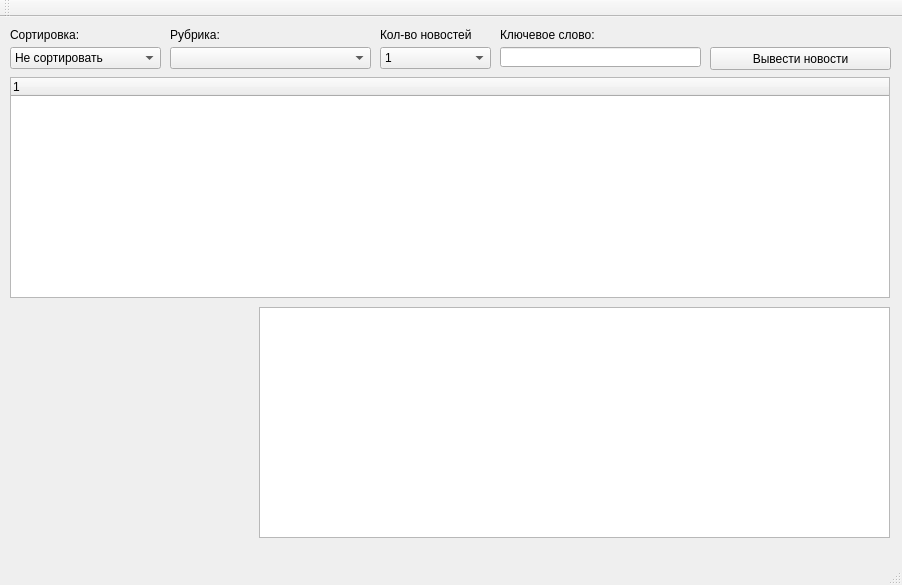
First picture: the form in GUI_Project/mainwindow.ui, repository BaturinIgor/gui_1h2020-news-aggregator, before the edit.
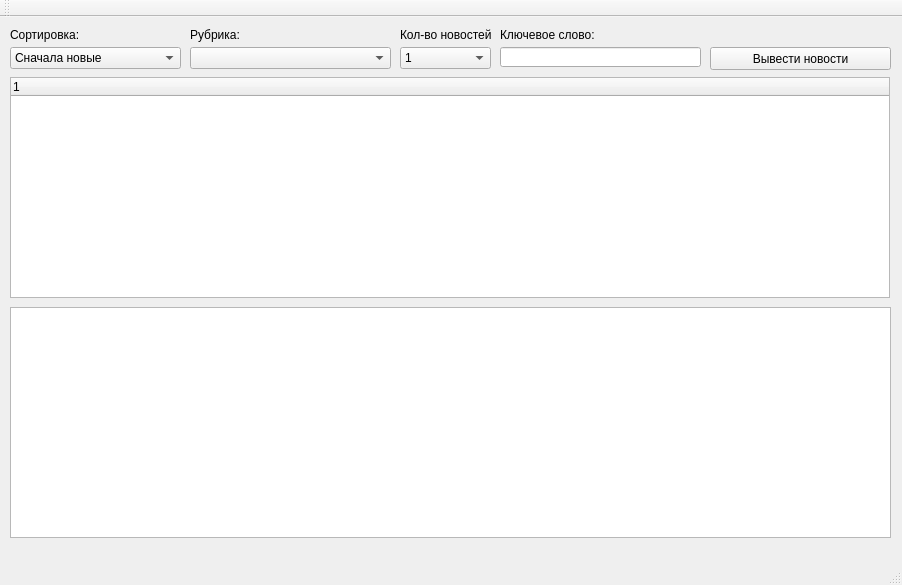
Second picture: the form after the edit.

The edit to the form file:
```diff
--- a/GUI_Project/mainwindow.ui
+++ b/GUI_Project/mainwindow.ui
@@ -46,7 +46,7 @@
    <widget class="QComboBox" name="comboBox">
     <property name="geometry">
      <rect>
-      <x>170</x>
+      <x>190</x>
       <y>30</y>
       <width>201</width>
       <height>22</height>
@@ -71,13 +71,13 @@
      <rect>
       <x>10</x>
       <y>30</y>
-      <width>151</width>
+      <width>171</width>
       <height>22</height>
      </rect>
     </property>
     <item>
      <property name="text">
-      <string>Не сортировать</string>
+      <string>Сначала новые</string>
      </property>
     </item>
     <item>
@@ -122,7 +122,7 @@
    <widget class="QLabel" name="label_3">
     <property name="geometry">
      <rect>
-      <x>170</x>
+      <x>190</x>
       <y>10</y>
       <width>151</width>
       <height>16</height>
@@ -135,9 +135,9 @@
    <widget class="QPlainTextEdit" name="plainTextEdit">
     <property name="geometry">
      <rect>
-      <x>259</x>
+      <x>10</x>
       <y>290</y>
-      <width>631</width>
+      <width>881</width>
       <height>231</height>
      </rect>
     </property>
@@ -160,25 +160,12 @@
      </property>
     </column>
    </widget>
-   <widget class="QLabel" name="label_4">
-    <property name="geometry">
-     <rect>
-      <x>10</x>
-      <y>290</y>
-      <width>231</width>
-      <height>231</height>
-     </rect>
-    </property>
-    <property name="text">
-     <string/>
-    </property>
-   </widget>
    <widget class="QComboBox" name="comboBox_3">
     <property name="geometry">
      <rect>
-      <x>380</x>
+      <x>400</x>
       <y>30</y>
-      <width>111</width>
+      <width>91</width>
       <height>22</height>
      </rect>
     </property>
@@ -216,7 +203,7 @@
    <widget class="QLabel" name="label_5">
     <property name="geometry">
      <rect>
-      <x>380</x>
+      <x>400</x>
       <y>10</y>
       <width>91</width>
       <height>16</height>
```
Left out of the diff: 22 changed lines with no effect on the pictures.
